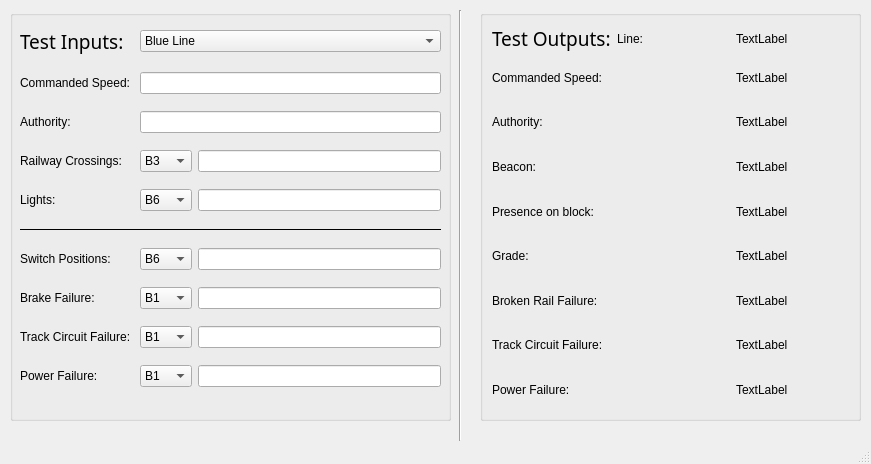
The window that Track Model/testbench_trackmodel.ui (asmithie13/ECE-1140) describes before a commit, drawn with Qt 5.
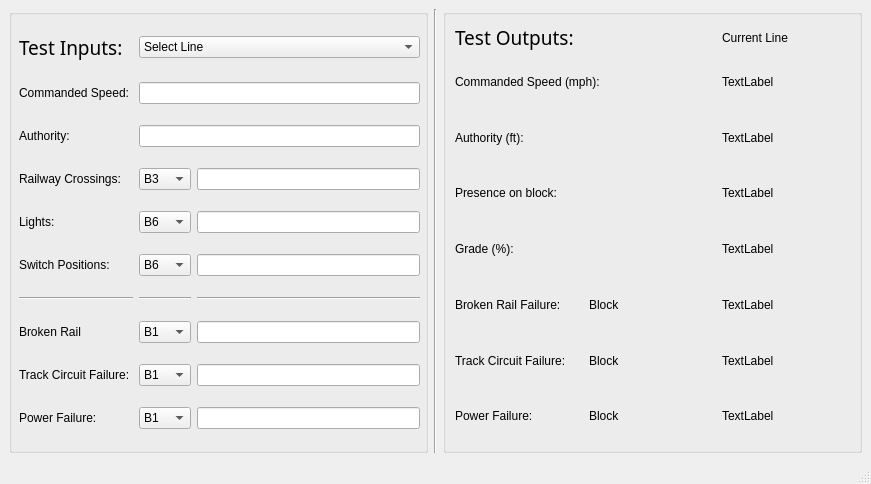
The same window after the commit.

Commit message: test benches and UI 80% complete

What changed in the file:
```diff
--- a/Track Model/testbench_trackmodel.ui
+++ b/Track Model/testbench_trackmodel.ui
@@ -7,619 +7,603 @@
     <x>0</x>
     <y>0</y>
     <width>871</width>
-    <height>464</height>
+    <height>484</height>
    </rect>
   </property>
   <property name="windowTitle">
    <string>MainWindow</string>
   </property>
   <widget class="QWidget" name="centralwidget">
-   <widget class="QGroupBox" name="groupBox_3">
-    <property name="geometry">
-     <rect>
-      <x>480</x>
-      <y>10</y>
-      <width>381</width>
-      <height>411</height>
-     </rect>
-    </property>
-    <property name="title">
-     <string/>
-    </property>
-    <layout class="QGridLayout" name="gridLayout_2">
-     <item row="0" column="0">
-      <widget class="QLabel" name="label_8">
-       <property name="sizePolicy">
-        <sizepolicy hsizetype="Preferred" vsizetype="Fixed">
-         <horstretch>0</horstretch>
-         <verstretch>0</verstretch>
-        </sizepolicy>
-       </property>
-       <property name="font">
-        <font>
-         <family>Tw Cen MT Condensed Extra Bold</family>
-         <pointsize>14</pointsize>
-        </font>
-       </property>
-       <property name="text">
-        <string>Test Outputs:</string>
-       </property>
-      </widget>
-     </item>
-     <item row="0" column="1">
-      <widget class="QLabel" name="label_11">
-       <property name="text">
-        <string>Line:</string>
-       </property>
-      </widget>
-     </item>
-     <item row="0" column="2">
-      <widget class="QLabel" name="label_26">
-       <property name="text">
-        <string>TextLabel</string>
-       </property>
-      </widget>
-     </item>
-     <item row="1" column="0">
-      <widget class="QLabel" name="label_9">
-       <property name="text">
-        <string>Commanded Speed: </string>
-       </property>
-      </widget>
-     </item>
-     <item row="1" column="2">
-      <widget class="QLabel" name="label_27">
-       <property name="text">
-        <string>TextLabel</string>
-       </property>
-      </widget>
-     </item>
-     <item row="2" column="0">
-      <widget class="QLabel" name="label_10">
-       <property name="text">
-        <string>Authority:</string>
-       </property>
-      </widget>
-     </item>
-     <item row="2" column="2">
-      <widget class="QLabel" name="label_28">
-       <property name="text">
-        <string>TextLabel</string>
-       </property>
-      </widget>
-     </item>
-     <item row="3" column="0">
-      <widget class="QLabel" name="label_13">
-       <property name="text">
-        <string>Beacon:</string>
-       </property>
-      </widget>
-     </item>
-     <item row="3" column="2">
-      <widget class="QLabel" name="label_29">
-       <property name="text">
-        <string>TextLabel</string>
-       </property>
-      </widget>
-     </item>
-     <item row="4" column="0">
-      <widget class="QLabel" name="label_12">
-       <property name="text">
-        <string>Presence on block:</string>
-       </property>
-      </widget>
-     </item>
-     <item row="4" column="2">
-      <widget class="QLabel" name="label_30">
-       <property name="text">
-        <string>TextLabel</string>
-       </property>
-      </widget>
-     </item>
-     <item row="5" column="0">
-      <widget class="QLabel" name="label_20">
-       <property name="text">
-        <string>Grade:</string>
-       </property>
-      </widget>
-     </item>
-     <item row="5" column="2">
-      <widget class="QLabel" name="label_31">
-       <property name="text">
-        <string>TextLabel</string>
-       </property>
-      </widget>
-     </item>
-     <item row="6" column="0">
-      <widget class="QLabel" name="label_21">
-       <property name="text">
-        <string>Broken Rail Failure: </string>
-       </property>
-      </widget>
-     </item>
-     <item row="6" column="2">
-      <widget class="QLabel" name="label_32">
-       <property name="text">
-        <string>TextLabel</string>
-       </property>
-      </widget>
-     </item>
-     <item row="7" column="0">
-      <widget class="QLabel" name="label_24">
-       <property name="text">
-        <string>Track Circuit Failure: </string>
-       </property>
-      </widget>
-     </item>
-     <item row="7" column="2">
-      <widget class="QLabel" name="label_33">
-       <property name="text">
-        <string>TextLabel</string>
-       </property>
-      </widget>
-     </item>
-     <item row="8" column="0">
-      <widget class="QLabel" name="label_25">
-       <property name="text">
-        <string>Power Failure:</string>
-       </property>
-      </widget>
-     </item>
-     <item row="8" column="2">
-      <widget class="QLabel" name="label_34">
-       <property name="text">
-        <string>TextLabel</string>
-       </property>
-      </widget>
-     </item>
-    </layout>
-   </widget>
-   <widget class="QGroupBox" name="groupBox_2">
-    <property name="geometry">
-     <rect>
-      <x>10</x>
-      <y>10</y>
-      <width>441</width>
-      <height>411</height>
-     </rect>
-    </property>
-    <property name="title">
-     <string/>
-    </property>
-    <widget class="QWidget" name="">
-     <property name="geometry">
-      <rect>
-       <x>10</x>
-       <y>7</y>
-       <width>421</width>
-       <height>391</height>
-      </rect>
-     </property>
-     <layout class="QGridLayout" name="gridLayout">
-      <item row="0" column="0">
-       <widget class="QLabel" name="label_7">
-        <property name="sizePolicy">
-         <sizepolicy hsizetype="Preferred" vsizetype="Fixed">
-          <horstretch>0</horstretch>
-          <verstretch>0</verstretch>
-         </sizepolicy>
-        </property>
-        <property name="font">
-         <font>
-          <family>Tw Cen MT Condensed Extra Bold</family>
-          <pointsize>14</pointsize>
-         </font>
-        </property>
-        <property name="text">
-         <string>Test Inputs:</string>
-        </property>
-       </widget>
-      </item>
-      <item row="0" column="1" colspan="2">
-       <widget class="QComboBox" name="comboBox_3">
-        <item>
+   <layout class="QGridLayout" name="gridLayout_2">
+    <item row="0" column="1">
+     <widget class="Line" name="line">
+      <property name="orientation">
+       <enum>Qt::Vertical</enum>
+      </property>
+     </widget>
+    </item>
+    <item row="0" column="2">
+     <widget class="QGroupBox" name="groupBox_3">
+      <property name="title">
+       <string/>
+      </property>
+      <layout class="QGridLayout" name="gridLayout_3">
+       <item row="3" column="2">
+        <widget class="QLabel" name="label_17">
          <property name="text">
-          <string>Blue Line</string>
+          <string>TextLabel</string>
          </property>
-        </item>
-       </widget>
-      </item>
-      <item row="1" column="0">
-       <widget class="QLabel" name="label">
-        <property name="text">
-         <string>Commanded Speed: </string>
-        </property>
-       </widget>
-      </item>
-      <item row="1" column="1" colspan="2">
-       <widget class="QLineEdit" name="lineEdit_2"/>
-      </item>
-      <item row="2" column="0">
-       <widget class="QLabel" name="label_2">
-        <property name="text">
-         <string>Authority:</string>
-        </property>
-       </widget>
-      </item>
-      <item row="2" column="1" colspan="2">
-       <widget class="QLineEdit" name="lineEdit_3"/>
-      </item>
-      <item row="3" column="0">
-       <widget class="QLabel" name="label_6">
-        <property name="text">
-         <string>Railway Crossings: </string>
-        </property>
-       </widget>
-      </item>
-      <item row="3" column="1">
-       <widget class="QComboBox" name="comboBox">
-        <item>
-         <property name="text">
-          <string>B3</string>
+        </widget>
+       </item>
+       <item row="0" column="0">
+        <widget class="QLabel" name="label_8">
+         <property name="sizePolicy">
+          <sizepolicy hsizetype="Preferred" vsizetype="Fixed">
+           <horstretch>0</horstretch>
+           <verstretch>0</verstretch>
+          </sizepolicy>
          </property>
-        </item>
-       </widget>
-      </item>
-      <item row="3" column="2">
-       <widget class="QLineEdit" name="lineEdit"/>
-      </item>
-      <item row="4" column="0">
-       <widget class="QLabel" name="label_4">
-        <property name="text">
-         <string>Lights:</string>
-        </property>
-       </widget>
-      </item>
-      <item row="4" column="1">
-       <widget class="QComboBox" name="comboBox_2">
-        <item>
-         <property name="text">
-          <string>B6</string>
+         <property name="font">
+          <font>
+           <family>Tw Cen MT Condensed Extra Bold</family>
+           <pointsize>14</pointsize>
+          </font>
          </property>
-        </item>
-        <item>
          <property name="text">
-          <string>B11</string>
+          <string>Test Outputs:</string>
          </property>
-        </item>
-       </widget>
-      </item>
-      <item row="4" column="2">
-       <widget class="QLineEdit" name="lineEdit_7"/>
-      </item>
-      <item row="5" column="0" colspan="3">
-       <widget class="Line" name="line_2">
-        <property name="windowModality">
-         <enum>Qt::WindowModal</enum>
-        </property>
-        <property name="font">
-         <font>
-          <family>MS Reference Specialty</family>
-          <strikeout>false</strikeout>
-          <stylestrategy>PreferAntialias</stylestrategy>
-         </font>
-        </property>
-        <property name="contextMenuPolicy">
-         <enum>Qt::DefaultContextMenu</enum>
-        </property>
-        <property name="frameShadow">
-         <enum>QFrame::Plain</enum>
-        </property>
-        <property name="lineWidth">
-         <number>1</number>
-        </property>
-        <property name="orientation">
-         <enum>Qt::Horizontal</enum>
-        </property>
-       </widget>
-      </item>
-      <item row="6" column="0">
-       <widget class="QLabel" name="label_3">
-        <property name="text">
-         <string>Switch Positions:</string>
-        </property>
-       </widget>
-      </item>
-      <item row="6" column="1">
-       <widget class="QComboBox" name="comboBox_4">
-        <item>
+        </widget>
+       </item>
+       <item row="1" column="0" colspan="2">
+        <widget class="QLabel" name="label_9">
          <property name="text">
-          <string>B6</string>
+          <string>Commanded Speed (mph): </string>
          </property>
-        </item>
-        <item>
+        </widget>
+       </item>
+       <item row="2" column="2">
+        <widget class="QLabel" name="authority_out">
          <property name="text">
-          <string>B11</string>
+          <string>TextLabel</string>
          </property>
-        </item>
-       </widget>
-      </item>
-      <item row="6" column="2">
-       <widget class="QLineEdit" name="lineEdit_9"/>
-      </item>
-      <item row="7" column="0">
-       <widget class="QLabel" name="label_5">
-        <property name="text">
-         <string>Brake Failure:</string>
-        </property>
-       </widget>
-      </item>
-      <item row="7" column="1">
-       <widget class="QComboBox" name="comboBox_5">
-        <item>
+        </widget>
+       </item>
+       <item row="5" column="0">
+        <widget class="QLabel" name="label_21">
          <property name="text">
-          <string>B1</string>
+          <string>Broken Rail Failure: </string>
          </property>
-        </item>
-        <item>
+        </widget>
+       </item>
+       <item row="7" column="0">
+        <widget class="QLabel" name="label_25">
          <property name="text">
-          <string>B2</string>
+          <string>Power Failure:</string>
          </property>
-        </item>
-        <item>
+        </widget>
+       </item>
+       <item row="4" column="0">
+        <widget class="QLabel" name="label_20">
          <property name="text">
-          <string>B3</string>
+          <string>Grade (%):</string>
          </property>
-        </item>
-        <item>
+        </widget>
+       </item>
+       <item row="7" column="1">
+        <widget class="QLabel" name="power_block_out">
          <property name="text">
-          <string>B4</string>
+          <string>Block</string>
          </property>
-        </item>
-        <item>
+        </widget>
+       </item>
+       <item row="1" column="2">
+        <widget class="QLabel" name="com_speed_out_1">
          <property name="text">
-          <string>B5</string>
+          <string>TextLabel</string>
          </property>
-        </item>
-        <item>
+        </widget>
+       </item>
+       <item row="5" column="2">
+        <widget class="QLabel" name="broken_out">
          <property name="text">
-          <string>B6</string>
+          <string>TextLabel</string>
          </property>
-        </item>
-        <item>
+        </widget>
+       </item>
+       <item row="6" column="2">
+        <widget class="QLabel" name="track_out">
          <property name="text">
-          <string>B7</string>
+          <string>TextLabel</string>
          </property>
-        </item>
-        <item>
+        </widget>
+       </item>
+       <item row="0" column="2">
+        <widget class="QLabel" name="line_out">
          <property name="text">
-          <string>B8</string>
+          <string>Current Line</string>
          </property>
-        </item>
-        <item>
+        </widget>
+       </item>
+       <item row="5" column="1">
+        <widget class="QLabel" name="broken_block_out">
          <property name="text">
-          <string>B9</string>
+          <string>Block</string>
          </property>
-        </item>
-        <item>
+        </widget>
+       </item>
+       <item row="2" column="0" colspan="2">
+        <widget class="QLabel" name="label_10">
          <property name="text">
-          <string>B10</string>
+          <string>Authority (ft):</string>
          </property>
-        </item>
-        <item>
+        </widget>
+       </item>
+       <item row="6" column="1">
+        <widget class="QLabel" name="track_block_out">
          <property name="text">
-          <string>B11</string>
+          <string>Block</string>
          </property>
-        </item>
-        <item>
+        </widget>
+       </item>
+       <item row="3" column="0">
+        <widget class="QLabel" name="label_12">
          <property name="text">
-          <string>B12</string>
+          <string>Presence on block:</string>
          </property>
-        </item>
-        <item>
+        </widget>
+       </item>
+       <item row="7" column="2">
+        <widget class="QLabel" name="power_out">
          <property name="text">
-          <string>B13</string>
+          <string>TextLabel</string>
          </property>
-        </item>
-        <item>
+        </widget>
+       </item>
+       <item row="6" column="0">
+        <widget class="QLabel" name="label_24">
          <property name="text">
-          <string>B14</string>
+          <string>Track Circuit Failure: </string>
          </property>
-        </item>
-        <item>
+        </widget>
+       </item>
+       <item row="4" column="2">
+        <widget class="QLabel" name="grade_out">
          <property name="text">
-          <string>B15</string>
+          <string>TextLabel</string>
          </property>
+        </widget>
+       </item>
+      </layout>
+     </widget>
+    </item>
+    <item row="0" column="0">
+     <widget class="QGroupBox" name="groupBox_2">
+      <property name="title">
+       <string/>
+      </property>
+      <widget class="QWidget" name="layoutWidget">
+       <property name="geometry">
+        <rect>
+         <x>10</x>
+         <y>10</y>
+         <width>401</width>
+         <height>431</height>
+        </rect>
+       </property>
+       <layout class="QGridLayout" name="gridLayout">
+        <item row="0" column="0">
+         <widget class="QLabel" name="label_7">
+          <property name="sizePolicy">
+           <sizepolicy hsizetype="Preferred" vsizetype="Fixed">
+            <horstretch>0</horstretch>
+            <verstretch>0</verstretch>
+           </sizepolicy>
+          </property>
+          <property name="font">
+           <font>
+            <family>Tw Cen MT Condensed Extra Bold</family>
+            <pointsize>14</pointsize>
+           </font>
+          </property>
+          <property name="text">
+           <string>Test Inputs:</string>
+          </property>
+         </widget>
         </item>
-       </widget>
-      </item>
-      <item row="7" column="2">
-       <widget class="QLineEdit" name="lineEdit_8"/>
-      </item>
-      <item row="8" column="0">
-       <widget class="QLabel" name="label_22">
-        <property name="text">
-         <string>Track Circuit Failure: </string>
-        </property>
-       </widget>
-      </item>
-      <item row="8" column="1">
-       <widget class="QComboBox" name="comboBox_6">
-        <item>
-         <property name="text">
-          <string>B1</string>
-         </property>
+        <item row="9" column="2">
+         <widget class="QLineEdit" name="power_in"/>
         </item>
-        <item>
-         <property name="text">
-          <string>B2</string>
-         </property>
+        <item row="6" column="0">
+         <widget class="Line" name="line_4">
+          <property name="orientation">
+           <enum>Qt::Horizontal</enum>
+          </property>
+         </widget>
         </item>
-        <item>
-         <property name="text">
-          <string>B3</string>
-         </property>
+        <item row="1" column="0">
+         <widget class="QLabel" name="label">
+          <property name="text">
+           <string>Commanded Speed: </string>
+          </property>
+         </widget>
         </item>
-        <item>
-         <property name="text">
-          <string>B4</string>
-         </property>
+        <item row="9" column="1">
+         <widget class="QComboBox" name="power_block">
+          <item>
+           <property name="text">
+            <string>B1</string>
+           </property>
+          </item>
+          <item>
+           <property name="text">
+            <string>B2</string>
+           </property>
+          </item>
+          <item>
+           <property name="text">
+            <string>B3</string>
+           </property>
+          </item>
+          <item>
+           <property name="text">
+            <string>B4</string>
+           </property>
+          </item>
+          <item>
+           <property name="text">
+            <string>B5</string>
+           </property>
+          </item>
+          <item>
+           <property name="text">
+            <string>B6</string>
+           </property>
+          </item>
+          <item>
+           <property name="text">
+            <string>B7</string>
+           </property>
+          </item>
+          <item>
+           <property name="text">
+            <string>B8</string>
+           </property>
+          </item>
+          <item>
+           <property name="text">
+            <string>B9</string>
+           </property>
+          </item>
+          <item>
+           <property name="text">
+            <string>B10</string>
+           </property>
+          </item>
+          <item>
+           <property name="text">
+            <string>B11</string>
+           </property>
+          </item>
+          <item>
+           <property name="text">
+            <string>B12</string>
+           </property>
+          </item>
+          <item>
+           <property name="text">
+            <string>B13</string>
+           </property>
+          </item>
+          <item>
+           <property name="text">
+            <string>B14</string>
+           </property>
+          </item>
+          <item>
+           <property name="text">
+            <string>B15</string>
+           </property>
+          </item>
+         </widget>
         </item>
-        <item>
-         <property name="text">
-          <string>B5</string>
-         </property>
+        <item row="6" column="2">
+         <widget class="Line" name="line_2">
+          <property name="orientation">
+           <enum>Qt::Horizontal</enum>
+          </property>
+         </widget>
         </item>
-        <item>
-         <property name="text">
-          <string>B6</string>
-         </property>
+        <item row="4" column="2">
+         <widget class="QLineEdit" name="light_in"/>
         </item>
-        <item>
-         <property name="text">
-          <string>B7</string>
-         </property>
+        <item row="8" column="2">
+         <widget class="QLineEdit" name="track_in"/>
         </item>
-        <item>
-         <property name="text">
-          <string>B8</string>
-         </property>
+        <item row="5" column="2">
+         <widget class="QLineEdit" name="switch_in"/>
         </item>
-        <item>
-         <property name="text">
-          <string>B9</string>
-         </property>
+        <item row="7" column="1">
+         <widget class="QComboBox" name="broken_block">
+          <item>
+           <property name="text">
+            <string>B1</string>
+           </property>
+          </item>
+          <item>
+           <property name="text">
+            <string>B2</string>
+           </property>
+          </item>
+          <item>
+           <property name="text">
+            <string>B3</string>
+           </property>
+          </item>
+          <item>
+           <property name="text">
+            <string>B4</string>
+           </property>
+          </item>
+          <item>
+           <property name="text">
+            <string>B5</string>
+           </property>
+          </item>
+          <item>
+           <property name="text">
+            <string>B6</string>
+           </property>
+          </item>
+          <item>
+           <property name="text">
+            <string>B7</string>
+           </property>
+          </item>
+          <item>
+           <property name="text">
+            <string>B8</string>
+           </property>
+          </item>
+          <item>
+           <property name="text">
+            <string>B9</string>
+           </property>
+          </item>
+          <item>
+           <property name="text">
+            <string>B10</string>
+           </property>
+          </item>
+          <item>
+           <property name="text">
+            <string>B11</string>
+           </property>
+          </item>
+          <item>
+           <property name="text">
+            <string>B12</string>
+           </property>
+          </item>
+          <item>
+           <property name="text">
+            <string>B13</string>
+           </property>
+          </item>
+          <item>
+           <property name="text">
+            <string>B14</string>
+           </property>
+          </item>
+          <item>
+           <property name="text">
+            <string>B15</string>
+           </property>
+          </item>
+         </widget>
         </item>
-        <item>
-         <property name="text">
-          <string>B10</string>
-         </property>
+        <item row="8" column="0">
+         <widget class="QLabel" name="label_22">
+          <property name="text">
+           <string>Track Circuit Failure: </string>
+          </property>
+         </widget>
         </item>
-        <item>
-         <property name="text">
-          <string>B11</string>
-         </property>
+        <item row="8" column="1">
+         <widget class="QComboBox" name="track_block">
+          <item>
+           <property name="text">
+            <string>B1</string>
+           </property>
+          </item>
+          <item>
+           <property name="text">
+            <string>B2</string>
+           </property>
+          </item>
+          <item>
+           <property name="text">
+            <string>B3</string>
+           </property>
+          </item>
+          <item>
+           <property name="text">
+            <string>B4</string>
+           </property>
+          </item>
+          <item>
+           <property name="text">
+            <string>B5</string>
+           </property>
+          </item>
+          <item>
+           <property name="text">
+            <string>B6</string>
+           </property>
+          </item>
+          <item>
+           <property name="text">
+            <string>B7</string>
+           </property>
+          </item>
+          <item>
+           <property name="text">
+            <string>B8</string>
+           </property>
+          </item>
+          <item>
+           <property name="text">
+            <string>B9</string>
+           </property>
+          </item>
+          <item>
+           <property name="text">
+            <string>B10</string>
+           </property>
+          </item>
+          <item>
+           <property name="text">
+            <string>B11</string>
+           </property>
+          </item>
+          <item>
+           <property name="text">
+            <string>B12</string>
+           </property>
+          </item>
+          <item>
+           <property name="text">
+            <string>B13</string>
+           </property>
+          </item>
+          <item>
+           <property name="text">
+            <string>B14</string>
+           </property>
+          </item>
+          <item>
+           <property name="text">
+            <string>B15</string>
+           </property>
+          </item>
+         </widget>
         </item>
-        <item>
-         <property name="text">
-          <string>B12</string>
-         </property>
+        <item row="2" column="0">
+         <widget class="QLabel" name="label_2">
+          <property name="text">
+           <string>Authority:</string>
+          </property>
+         </widget>
         </item>
-        <item>
-         <property name="text">
-          <string>B13</string>
-         </property>
+        <item row="3" column="2">
+         <widget class="QLineEdit" name="rail_in"/>
         </item>
-        <item>
-         <property name="text">
-          <string>B14</string>
-         </property>
+        <item row="5" column="0">
+         <widget class="QLabel" name="label_3">
+          <property name="text">
+           <string>Switch Positions:</string>
+          </property>
+         </widget>
         </item>
-        <item>
-         <property name="text">
-          <string>B15</string>
-         </property>
+        <item row="3" column="0">
+         <widget class="QLabel" name="label_6">
+          <property name="text">
+           <string>Railway Crossings: </string>
+          </property>
+         </widget>
         </item>
-       </widget>
-      </item>
-      <item row="8" column="2">
-       <widget class="QLineEdit" name="lineEdit_10"/>
-      </item>
-      <item row="9" column="0">
-       <widget class="QLabel" name="label_23">
-        <property name="text">
-         <string>Power Failure:</string>
-        </property>
-       </widget>
-      </item>
-      <item row="9" column="1">
-       <widget class="QComboBox" name="comboBox_7">
-        <item>
-         <property name="text">
-          <string>B1</string>
-         </property>
+        <item row="5" column="1">
+         <widget class="QComboBox" name="switch_block">
+          <item>
+           <property name="text">
+            <string>B6</string>
+           </property>
+          </item>
+          <item>
+           <property name="text">
+            <string>B11</string>
+           </property>
+          </item>
+         </widget>
         </item>
-        <item>
-         <property name="text">
-          <string>B2</string>
-         </property>
+        <item row="4" column="1">
+         <widget class="QComboBox" name="light_block">
+          <item>
+           <property name="text">
+            <string>B6</string>
+           </property>
+          </item>
+          <item>
+           <property name="text">
+            <string>B11</string>
+           </property>
+          </item>
+         </widget>
         </item>
-        <item>
-         <property name="text">
-          <string>B3</string>
-         </property>
+        <item row="4" column="0">
+         <widget class="QLabel" name="label_4">
+          <property name="text">
+           <string>Lights:</string>
+          </property>
+         </widget>
         </item>
-        <item>
-         <property name="text">
-          <string>B4</string>
-         </property>
+        <item row="2" column="1" colspan="2">
+         <widget class="QLineEdit" name="authority_in"/>
         </item>
-        <item>
-         <property name="text">
-          <string>B5</string>
-         </property>
+        <item row="7" column="0">
+         <widget class="QLabel" name="label_5">
+          <property name="text">
+           <string>Broken Rail</string>
+          </property>
+         </widget>
         </item>
-        <item>
-         <property name="text">
-          <string>B6</string>
-         </property>
+        <item row="0" column="1" colspan="2">
+         <widget class="QComboBox" name="line_in">
+          <item>
+           <property name="text">
+            <string>Select Line</string>
+           </property>
+          </item>
+          <item>
+           <property name="text">
+            <string>Blue Line</string>
+           </property>
+          </item>
+         </widget>
         </item>
-        <item>
-         <property name="text">
-          <string>B7</string>
-         </property>
+        <item row="1" column="1" colspan="2">
+         <widget class="QLineEdit" name="com_speed_in_1"/>
         </item>
-        <item>
-         <property name="text">
-          <string>B8</string>
-         </property>
+        <item row="9" column="0">
+         <widget class="QLabel" name="label_23">
+          <property name="text">
+           <string>Power Failure:</string>
+          </property>
+         </widget>
         </item>
-        <item>
-         <property name="text">
-          <string>B9</string>
-         </property>
+        <item row="6" column="1">
+         <widget class="Line" name="line_3">
+          <property name="orientation">
+           <enum>Qt::Horizontal</enum>
+          </property>
+         </widget>
         </item>
-        <item>
-         <property name="text">
-          <string>B10</string>
-         </property>
+        <item row="3" column="1">
+         <widget class="QComboBox" name="rail_block">
+          <item>
+           <property name="text">
+            <string>B3</string>
+           </property>
+          </item>
+         </widget>
         </item>
-        <item>
-         <property name="text">
-          <string>B11</string>
-         </property>
+        <item row="7" column="2">
+         <widget class="QLineEdit" name="broken_in"/>
         </item>
-        <item>
-         <property name="text">
-          <string>B12</string>
-         </property>
-        </item>
-        <item>
-         <property name="text">
-          <string>B13</string>
-         </property>
-        </item>
-        <item>
-         <property name="text">
-          <string>B14</string>
-         </property>
-        </item>
-        <item>
-         <property name="text">
-          <string>B15</string>
-         </property>
-        </item>
-       </widget>
-      </item>
-      <item row="9" column="2">
-       <widget class="QLineEdit" name="lineEdit_11"/>
-      </item>
-     </layout>
-    </widget>
-   </widget>
-   <widget class="Line" name="line">
-    <property name="geometry">
-     <rect>
-      <x>450</x>
-      <y>10</y>
-      <width>20</width>
-      <height>431</height>
-     </rect>
-    </property>
-    <property name="orientation">
-     <enum>Qt::Vertical</enum>
-    </property>
-   </widget>
+       </layout>
+      </widget>
+     </widget>
+    </item>
+   </layout>
   </widget>
   <widget class="QMenuBar" name="menubar">
    <property name="geometry">
```
The commit also changes 5 other files.
